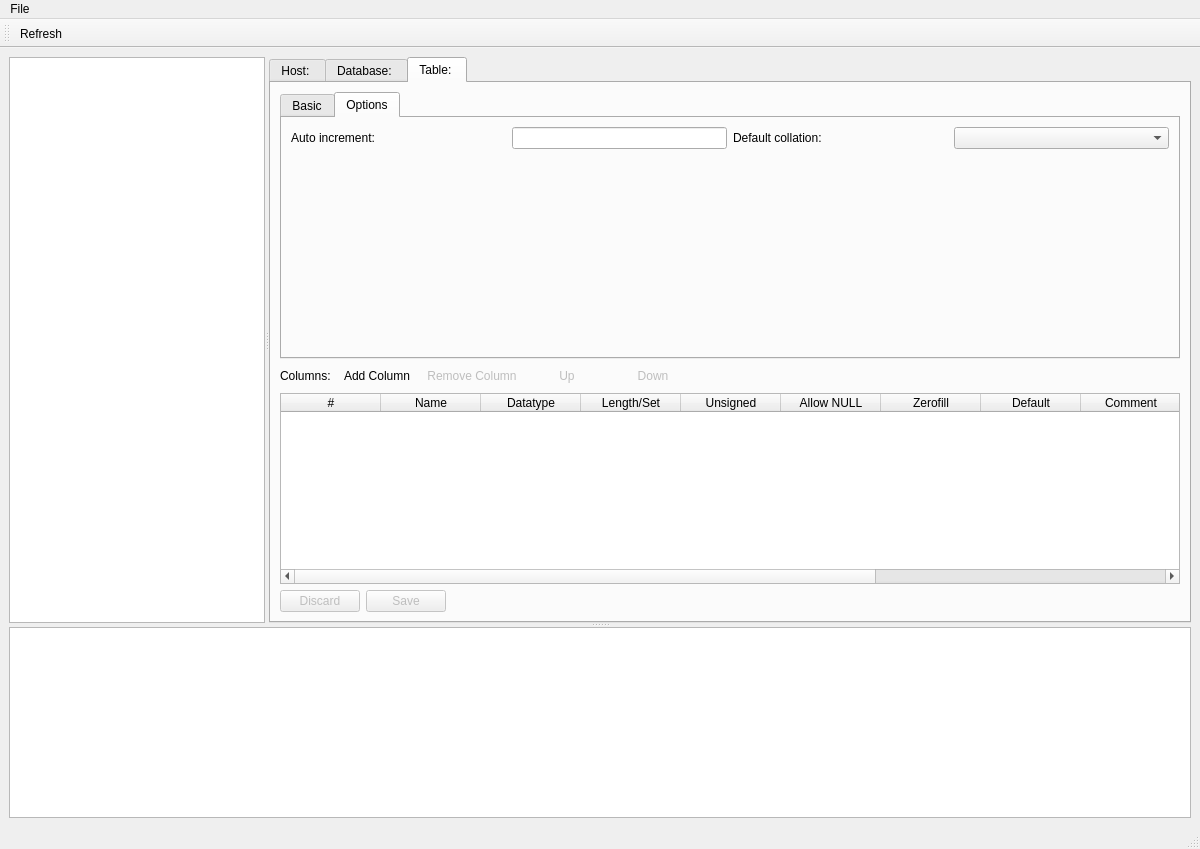
This is qtcreator_assets/pyHeidi/mainwindow.ui in Fapiko/pyHeidi as Qt 5 draws it before an edit. The edited form follows.
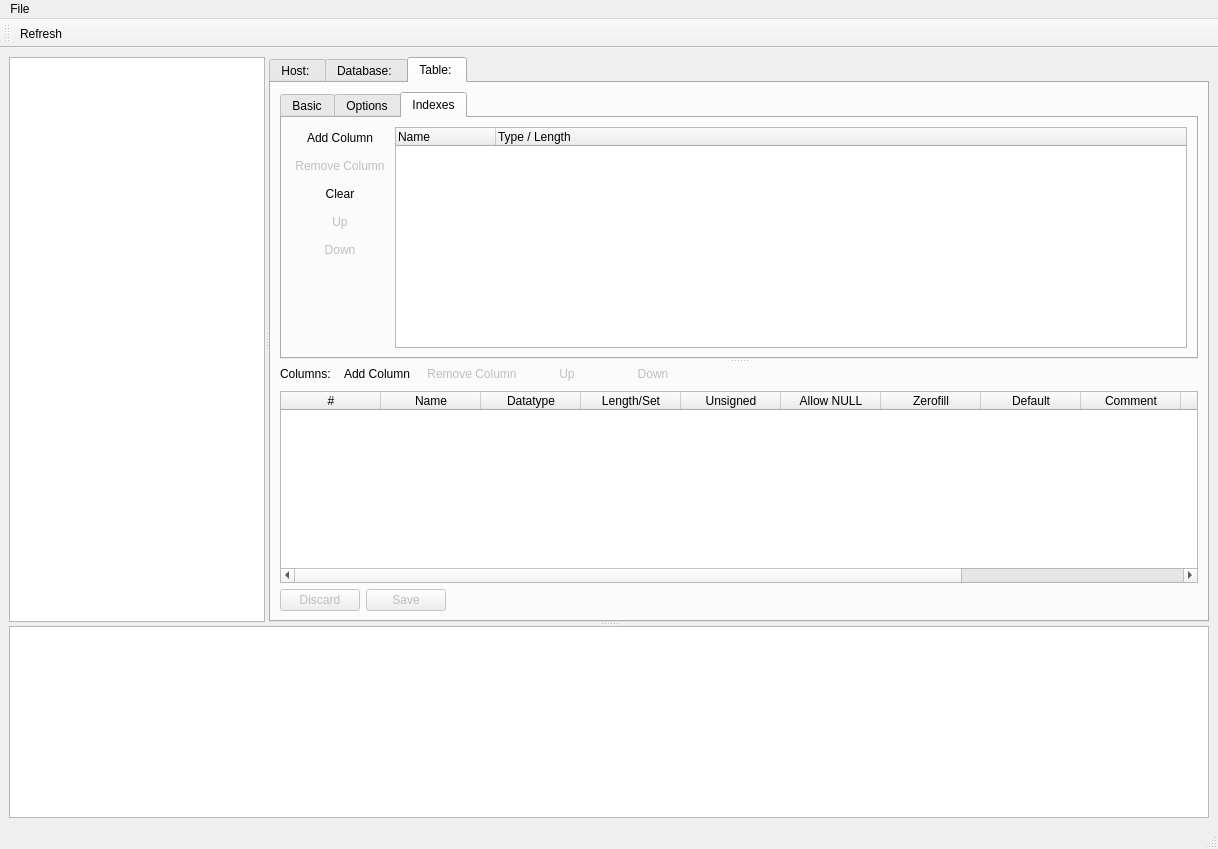
This is the edited form. Icons and pictures are not drawn. Custom widgets are drawn as their Qt base class.

Commit message: * Added indexes page to table options * Added splitter between table options and table columns

What changed in the file:
```diff
--- a/qtcreator_assets/pyHeidi/mainwindow.ui
+++ b/qtcreator_assets/pyHeidi/mainwindow.ui
@@ -6,7 +6,7 @@
    <rect>
     <x>0</x>
     <y>0</y>
-    <width>1200</width>
+    <width>1218</width>
     <height>849</height>
    </rect>
   </property>
@@ -343,11 +343,15 @@
          <attribute name="title">
           <string>Table: </string>
          </attribute>
-         <layout class="QVBoxLayout" name="verticalLayout_5">
+         <layout class="QHBoxLayout" name="horizontalLayout_4">
           <item>
+           <widget class="QSplitter" name="splitter_3">
+            <property name="orientation">
+             <enum>Qt::Vertical</enum>
+            </property>
            <widget class="QTabWidget" name="tableTabs">
             <property name="currentIndex">
-             <number>1</number>
+              <number>2</number>
             </property>
             <widget class="QWidget" name="tableTabsBasic">
              <attribute name="icon">
@@ -440,8 +444,130 @@
               </item>
              </layout>
             </widget>
-           </widget>
-          </item>
+             <widget class="QWidget" name="tableTabsIndexes">
+              <attribute name="icon">
+               <iconset resource="resources.qrc">
+                <normaloff>:/icons/resources/icons/lightning.png</normaloff>:/icons/resources/icons/lightning.png</iconset>
+              </attribute>
+              <attribute name="title">
+               <string>Indexes</string>
+              </attribute>
+              <layout class="QHBoxLayout" name="horizontalLayout_3">
+               <item>
+                <layout class="QVBoxLayout" name="verticalLayout_7">
+                 <item>
+                  <widget class="QPushButton" name="addColumnButton_2">
+                   <property name="text">
+                    <string>Add Column</string>
+                   </property>
+                   <property name="icon">
+                    <iconset resource="resources.qrc">
+                     <normaloff>:/icons/resources/icons/add.png</normaloff>:/icons/resources/icons/add.png</iconset>
+                   </property>
+                   <property name="flat">
+                    <bool>true</bool>
+                   </property>
+                  </widget>
+                 </item>
+                 <item>
+                  <widget class="QPushButton" name="removeColumnButton_2">
+                   <property name="enabled">
+                    <bool>false</bool>
+                   </property>
+                   <property name="text">
+                    <string>Remove Column</string>
+                   </property>
+                   <property name="icon">
+                    <iconset resource="resources.qrc">
+                     <normaloff>:/icons/resources/icons/delete.png</normaloff>:/icons/resources/icons/delete.png</iconset>
+                   </property>
+                   <property name="flat">
+                    <bool>true</bool>
+                   </property>
+                  </widget>
+                 </item>
+                 <item>
+                  <widget class="QPushButton" name="pushButton">
+                   <property name="text">
+                    <string>Clear</string>
+                   </property>
+                   <property name="icon">
+                    <iconset resource="resources.qrc">
+                     <normaloff>:/icons/resources/icons/cross.png</normaloff>:/icons/resources/icons/cross.png</iconset>
+                   </property>
+                   <property name="flat">
+                    <bool>true</bool>
+                   </property>
+                  </widget>
+                 </item>
+                 <item>
+                  <widget class="QPushButton" name="moveColumnUpButton_2">
+                   <property name="enabled">
+                    <bool>false</bool>
+                   </property>
+                   <property name="text">
+                    <string>Up</string>
+                   </property>
+                   <property name="icon">
+                    <iconset resource="resources.qrc">
+                     <normaloff>:/icons/resources/icons/resultset_up.png</normaloff>:/icons/resources/icons/resultset_up.png</iconset>
+                   </property>
+                   <property name="flat">
+                    <bool>true</bool>
+                   </property>
+                  </widget>
+                 </item>
+                 <item>
+                  <widget class="QPushButton" name="moveColumnDownButton_2">
+                   <property name="enabled">
+                    <bool>false</bool>
+                   </property>
+                   <property name="text">
+                    <string>Down</string>
+                   </property>
+                   <property name="icon">
+                    <iconset resource="resources.qrc">
+                     <normaloff>:/icons/resources/icons/resultset_down.png</normaloff>:/icons/resources/icons/resultset_down.png</iconset>
+                   </property>
+                   <property name="flat">
+                    <bool>true</bool>
+                   </property>
+                  </widget>
+                 </item>
+                 <item>
+                  <spacer name="verticalSpacer_2">
+                   <property name="orientation">
+                    <enum>Qt::Vertical</enum>
+                   </property>
+                   <property name="sizeHint" stdset="0">
+                    <size>
+                     <width>20</width>
+                     <height>40</height>
+                    </size>
+                   </property>
+                  </spacer>
+                 </item>
+                </layout>
+               </item>
+               <item>
+                <widget class="QTreeWidget" name="treeWidget">
+                 <column>
+                  <property name="text">
+                   <string notr="true">Name</string>
+                  </property>
+                 </column>
+                 <column>
+                  <property name="text">
+                   <string>Type / Length</string>
+                  </property>
+                 </column>
+                </widget>
+               </item>
+              </layout>
+             </widget>
+            </widget>
+            <widget class="QWidget" name="">
+             <layout class="QVBoxLayout" name="verticalLayout_8">
           <item>
            <layout class="QHBoxLayout" name="_2">
             <item>
@@ -523,8 +649,8 @@
               </property>
               <property name="sizeHint" stdset="0">
                <size>
-                <width>0</width>
-                <height>0</height>
+                    <width>13</width>
+                    <height>13</height>
                </size>
               </property>
              </spacer>
@@ -649,6 +775,10 @@
          </layout>
         </widget>
        </widget>
+          </item>
+         </layout>
+        </widget>
+       </widget>
       </widget>
       <widget class="QTextEdit" name="txtStatus">
        <property name="sizePolicy">
@@ -676,7 +806,7 @@
     <rect>
      <x>0</x>
      <y>0</y>
-     <width>1200</width>
+     <width>1218</width>
      <height>25</height>
     </rect>
    </property>
```
Lines whose indentation alone changed are shown as unchanged. The commit also changes 3 other files.
